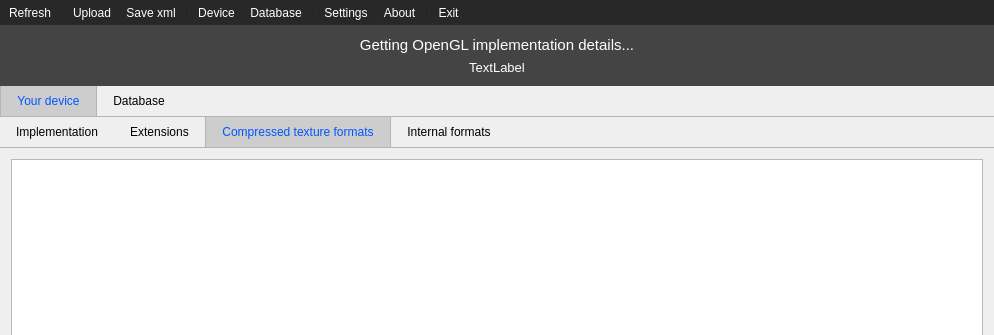
SaschaWillems/glCapsViewer, file glCapsViewer.ui: the form before one commit; both pictures show x 0 to 994 and y 0 to 335 of the 994 by 796 pixel window.
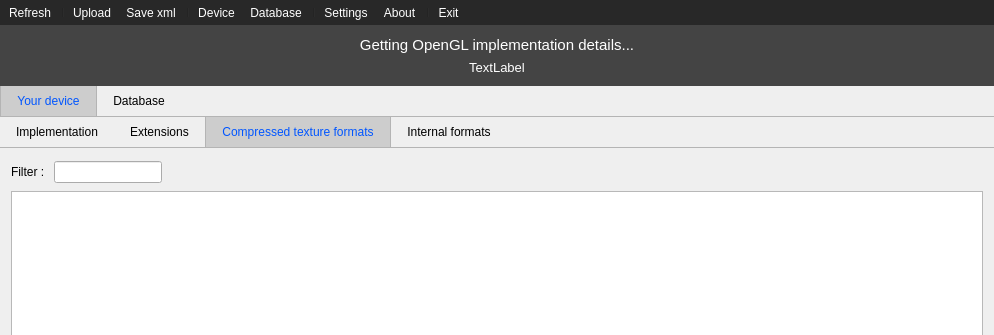
The form after the commit. The open tabs and pages were chosen to show the change. Icons and pictures are not drawn.

Commit message: Model based tree view and live filtering for compressed texture formats

Diff of the .ui file:
```diff
--- a/glCapsViewer.ui
+++ b/glCapsViewer.ui
@@ -336,7 +336,60 @@
                </attribute>
                <layout class="QVBoxLayout" name="verticalLayout_5">
                 <item>
-                 <widget class="QListWidget" name="listWidgetCompressedFormats">
+                 <widget class="QWidget" name="widget_4" native="true">
+                  <layout class="QFormLayout" name="formLayout_3">
+                   <property name="leftMargin">
+                    <number>0</number>
+                   </property>
+                   <property name="topMargin">
+                    <number>2</number>
+                   </property>
+                   <property name="rightMargin">
+                    <number>0</number>
+                   </property>
+                   <property name="bottomMargin">
+                    <number>2</number>
+                   </property>
+                   <item row="0" column="0">
+                    <widget class="QLabel" name="label_4">
+                     <property name="sizePolicy">
+                      <sizepolicy hsizetype="Fixed" vsizetype="Preferred">
+                       <horstretch>0</horstretch>
+                       <verstretch>0</verstretch>
+                      </sizepolicy>
+                     </property>
+                     <property name="text">
+                      <string>Filter : </string>
+                     </property>
+                     <property name="scaledContents">
+                      <bool>false</bool>
+                     </property>
+                     <property name="alignment">
+                      <set>Qt::AlignLeading|Qt::AlignLeft|Qt::AlignVCenter</set>
+                     </property>
+                    </widget>
+                   </item>
+                   <item row="0" column="1">
+                    <widget class="QLineEdit" name="lineEditTexFormats">
+                     <property name="sizePolicy">
+                      <sizepolicy hsizetype="Fixed" vsizetype="Fixed">
+                       <horstretch>0</horstretch>
+                       <verstretch>0</verstretch>
+                      </sizepolicy>
+                     </property>
+                    </widget>
+                   </item>
+                  </layout>
+                 </widget>
+                </item>
+                <item>
+                 <widget class="QListView" name="listViewCompressedFormats">
+                  <property name="styleSheet">
+                   <string notr="true">QListView::item { height: 24px;}</string>
+                  </property>
+                  <property name="editTriggers">
+                   <set>QAbstractItemView::NoEditTriggers</set>
+                  </property>
                   <property name="alternatingRowColors">
                    <bool>true</bool>
                   </property>
```
The commit also changes 4 other files.
